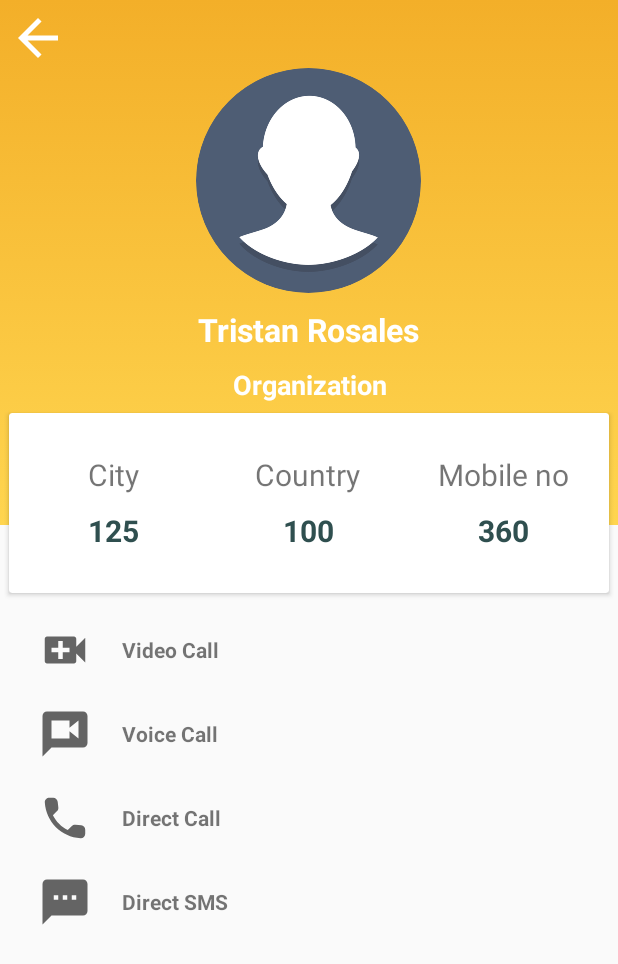
After one commit to gigamike/hackthehive2019, an Android app: the ViewOtherProfileActivity screen opened directly, with no data from a screen before it, on a phone screen of 412 x 824 dp. The commit adds this screen. Shown: the top 964 px of the screen. Run offline under Robolectric (Android 15) with nearby library versions, the phone set to English and light mode, and no system bars; our stand-ins replace CircleImageView.

Commit message:
profile other template

```diff
--- a/mobile/FreeBee/app/src/main/AndroidManifest.xml
+++ b/mobile/FreeBee/app/src/main/AndroidManifest.xml
@@ -71,7 +71,8 @@
         <activity
             android:name=".homescreen.views.activities.DialerActivity"
             android:label="@string/title_activity_dialer"
-            android:theme="@style/AppTheme"></activity>
+            android:theme="@style/AppTheme" />
+        <activity android:name=".homescreen.views.activities.ViewOtherProfileActivity"></activity>
     </application>
 
 </manifest>
--- a/mobile/FreeBee/app/src/main/java/com/gigabytes/freebee/homescreen/views/activities/ProfileActivity.java
+++ b/mobile/FreeBee/app/src/main/java/com/gigabytes/freebee/homescreen/views/activities/ProfileActivity.java
@@ -5,6 +5,7 @@ import android.content.Intent;
 import android.support.v7.app.AlertDialog;
 import android.support.v7.app.AppCompatActivity;
 import android.os.Bundle;
+import android.widget.ImageButton;
 import android.widget.ImageView;
 import android.widget.LinearLayout;
 import android.widget.TextView;
@@ -36,6 +37,7 @@ public class ProfileActivity extends AppCompatActivity {
     @InjectView(R.id.lblCity) TextView lblCity;
     @InjectView(R.id.lblCountry) TextView lblCountry;
     @InjectView(R.id.lblMobileNo) TextView lblMobileNo;
+    @InjectView(R.id.buttonBackbutton) ImageButton buttonBackbutton;
 
     private final String USER_LIVE_NOTIFICATION_SESSION_COLLECTION = "UserLiveNotificationSession";
 
@@ -88,6 +90,10 @@ public class ProfileActivity extends AppCompatActivity {
             lblMobileNo.setText(freeBeeApplication.mobileNumber);
         }
 
+        buttonBackbutton.setOnClickListener(v -> {
+            finish();
+        });
+
         btnBuyCredits.setOnClickListener(v -> {
             Intent creditsActivityIntent = new Intent(this, CreditsActivity.class);
             startActivity(creditsActivityIntent);
--- /dev/null
+++ b/mobile/FreeBee/app/src/main/java/com/gigabytes/freebee/homescreen/views/activities/ViewOtherProfileActivity.java
@@ -0,0 +1,15 @@
+package com.gigabytes.freebee.homescreen.views.activities;
+
+import android.support.v7.app.AppCompatActivity;
+import android.os.Bundle;
+
+import com.gigabytes.freebee.R;
+
+public class ViewOtherProfileActivity extends AppCompatActivity {
+
+    @Override
+    protected void onCreate(Bundle savedInstanceState) {
+        super.onCreate(savedInstanceState);
+        setContentView(R.layout.activity_view_other_profile);
+    }
+}
--- a/mobile/FreeBee/app/src/main/java/com/gigabytes/freebee/homescreen/views/adapters/ContactsListRecyclerViewAdapter.java
+++ b/mobile/FreeBee/app/src/main/java/com/gigabytes/freebee/homescreen/views/adapters/ContactsListRecyclerViewAdapter.java
@@ -80,6 +80,8 @@ public class ContactsListRecyclerViewAdapter extends RecyclerView.Adapter<Contac
         sb.append(contactsDO.getMiddlename());
         sb.append(" ");
         sb.append(contactsDO.getLastname());
+
+
 
         viewHolder.lblVolunteerName.setText(sb.toString());
         viewHolder.lblVolunteerOrganization.setText(contactsDO.getOrganization());
--- /dev/null
+++ b/mobile/FreeBee/app/src/main/res/drawable/baseline_arrow_back.xml
@@ -0,0 +1,10 @@
+<vector xmlns:android="http://schemas.android.com/apk/res/android"
+        android:width="40dp"
+        android:height="40dp"
+        android:viewportWidth="24.0"
+        android:viewportHeight="24.0"
+        android:tint="@color/colorWhite">
+    <path
+        android:fillColor="@android:color/white"
+        android:pathData="M20,11H7.83l5.59,-5.59L12,4l-8,8 8,8 1.41,-1.41L7.83,13H20v-2z"/>
+</vector>
--- /dev/null
+++ b/mobile/FreeBee/app/src/main/res/drawable/baseline_textsms.xml
@@ -0,0 +1,10 @@
+<vector xmlns:android="http://schemas.android.com/apk/res/android"
+        android:width="24dp"
+        android:height="24dp"
+        android:viewportWidth="24.0"
+        android:viewportHeight="24.0"
+        android:tint="?attr/colorControlNormal">
+    <path
+        android:fillColor="@android:color/white"
+        android:pathData="M20,2L4,2c-1.1,0 -1.99,0.9 -1.99,2L2,22l4,-4h14c1.1,0 2,-0.9 2,-2L22,4c0,-1.1 -0.9,-2 -2,-2zM9,11L7,11L7,9h2v2zM13,11h-2L11,9h2v2zM17,11h-2L15,9h2v2z"/>
+</vector>
--- /dev/null
+++ b/mobile/FreeBee/app/src/main/res/drawable/baseline_video_call.xml
@@ -0,0 +1,10 @@
+<vector xmlns:android="http://schemas.android.com/apk/res/android"
+        android:width="24dp"
+        android:height="24dp"
+        android:viewportWidth="24.0"
+        android:viewportHeight="24.0"
+        android:tint="?attr/colorControlNormal">
+    <path
+        android:fillColor="@android:color/white"
+        android:pathData="M17,10.5V7c0,-0.55 -0.45,-1 -1,-1H4c-0.55,0 -1,0.45 -1,1v10c0,0.55 0.45,1 1,1h12c0.55,0 1,-0.45 1,-1v-3.5l4,4v-11l-4,4zM14,13h-3v3H9v-3H6v-2h3V8h2v3h3v2z"/>
+</vector>
--- /dev/null
+++ b/mobile/FreeBee/app/src/main/res/drawable/baseline_voice_chat.xml
@@ -0,0 +1,10 @@
+<vector xmlns:android="http://schemas.android.com/apk/res/android"
+        android:width="24dp"
+        android:height="24dp"
+        android:viewportWidth="24.0"
+        android:viewportHeight="24.0"
+        android:tint="?attr/colorControlNormal">
+    <path
+        android:fillColor="@android:color/white"
+        android:pathData="M20,2L4,2c-1.1,0 -1.99,0.9 -1.99,2L2,22l4,-4h14c1.1,0 2,-0.9 2,-2L22,4c0,-1.1 -0.9,-2 -2,-2zM18,14l-4,-3.2L14,14L6,14L6,6h8v3.2L18,6v8z"/>
+</vector>
--- /dev/null
+++ b/mobile/FreeBee/app/src/main/res/drawable/ic_round_call_grey.xml
@@ -0,0 +1,10 @@
+<vector xmlns:android="http://schemas.android.com/apk/res/android"
+    android:width="24dp"
+    android:height="24dp"
+    android:viewportWidth="24.0"
+    android:viewportHeight="24.0"
+    android:tint="?attr/colorControlNormal">
+    <path
+        android:fillColor="@android:color/white"
+        android:pathData="M19.23,15.26l-2.54,-0.29c-0.61,-0.07 -1.21,0.14 -1.64,0.57l-1.84,1.84c-2.83,-1.44 -5.15,-3.75 -6.59,-6.59l1.85,-1.85c0.43,-0.43 0.64,-1.03 0.57,-1.64l-0.29,-2.52c-0.12,-1.01 -0.97,-1.77 -1.99,-1.77H5.03c-1.13,0 -2.07,0.94 -2,2.07 0.53,8.54 7.36,15.36 15.89,15.89 1.13,0.07 2.07,-0.87 2.07,-2v-1.73c0.01,-1.01 -0.75,-1.86 -1.76,-1.98z"/>
+</vector>
--- /dev/null
+++ b/mobile/FreeBee/app/src/main/res/layout/activity_view_other_profile.xml
@@ -0,0 +1,269 @@
+<?xml version="1.0" encoding="utf-8"?>
+<LinearLayout xmlns:android="http://schemas.android.com/apk/res/android"
+    xmlns:tools="http://schemas.android.com/tools"
+    android:layout_width="match_parent"
+    android:layout_height="match_parent"
+    tools:context=".homescreen.views.activities.ProfileActivity"
+    android:orientation="vertical">
+    <RelativeLayout
+        android:layout_width="match_parent"
+        android:layout_height="405dp">
+        <LinearLayout
+            android:background="@drawable/profile_background_gradient"
+            android:layout_width="match_parent"
+            android:layout_height="350dp"
+            android:orientation="vertical">
+
+            <ImageButton
+                android:id="@+id/buttonBackbutton"
+                android:layout_width="40dp"
+                android:layout_height="40dp"
+                android:layout_marginLeft="5dp"
+                android:layout_marginTop="5dp"
+                android:src="@drawable/baseline_arrow_back"
+                android:background="?android:attr/selectableItemBackground"
+                android:foreground="?android:attr/selectableItemBackground"/>
+
+            <de.hdodenhof.circleimageview.CircleImageView
+                android:id="@+id/imgProfilePic"
+                android:layout_width="150dp"
+                android:layout_height="150dp"
+                android:layout_gravity="center_horizontal"
+                android:src="@drawable/no_image" />
+
+            <TextView
+                android:id="@+id/lblFullname"
+                android:layout_marginTop="10dp"
+                android:layout_gravity="center_horizontal"
+                android:layout_width="wrap_content"
+                android:layout_height="wrap_content"
+                android:text="Tristan Rosales"
+                android:textColor="#fff"
+                android:textStyle="bold"
+                android:textSize="21sp"/>
+
+            <TextView
+                android:id="@+id/lblOrganization"
+                android:layout_width="match_parent"
+                android:layout_height="wrap_content"
+                android:layout_gravity="center_horizontal"
+                android:layout_marginTop="10dp"
+                android:text="Organization"
+                android:textColor="#fff"
+                android:textSize="18sp"
+                android:textStyle="bold"
+                android:gravity="center"/>
+        </LinearLayout>
+
+        <android.support.v7.widget.CardView
+            android:layout_width="400dp"
+            android:layout_height="120dp"
+            android:layout_centerHorizontal="true"
+            android:layout_marginTop="275dp"
+            android:visibility="visible">
+
+            <LinearLayout
+                android:layout_width="match_parent"
+                android:layout_height="match_parent"
+                android:orientation="horizontal"
+                android:padding="5dp"
+                android:weightSum="3">
+
+                <LinearLayout
+                    android:layout_width="0dp"
+                    android:layout_height="match_parent"
+                    android:layout_weight="1"
+                    android:gravity="center"
+                    android:orientation="vertical"
+                    android:visibility="visible">
+
+                    <TextView
+                        android:layout_width="wrap_content"
+                        android:layout_height="wrap_content"
+                        android:text="City"
+                        android:textSize="20sp" />
+
+                    <TextView
+                        android:id="@+id/lblCity"
+                        android:layout_width="wrap_content"
+                        android:layout_height="wrap_content"
+                        android:paddingTop="10dp"
+                        android:text="125"
+                        android:textColor="@color/startblue"
+                        android:textSize="20sp"
+                        android:textStyle="bold" />
+
+                </LinearLayout>
+
+
+                <LinearLayout
+                    android:layout_width="0dp"
+                    android:layout_height="match_parent"
+                    android:layout_weight="1"
+                    android:gravity="center"
+                    android:orientation="vertical">
+
+                    <TextView
+                        android:layout_width="wrap_content"
+                        android:layout_height="wrap_content"
+                        android:text="Country"
+                        android:textSize="20sp" />
+
+                    <TextView
+                        android:id="@+id/lblCountry"
+                        android:layout_width="wrap_content"
+                        android:layout_height="wrap_content"
+                        android:paddingTop="10dp"
+                        android:text="100"
+                        android:textColor="@color/startblue"
+                        android:textSize="20sp"
+                        android:textStyle="bold" />
+
+                </LinearLayout>
+
+                <LinearLayout
+                    android:layout_width="0dp"
+                    android:layout_height="match_parent"
+                    android:layout_weight="1"
+                    android:gravity="center"
+                    android:orientation="vertical"
+                    android:visibility="visible">
+
+                    <TextView
+                        android:layout_width="wrap_content"
+                        android:layout_height="wrap_content"
+                        android:text="Mobile no"
+                        android:textSize="20sp" />
+
+                    <TextView
+                        android:id="@+id/lblMobileNo"
+                        android:layout_width="wrap_content"
+                        android:layout_height="wrap_content"
+                        android:paddingTop="10dp"
+                        android:text="360"
+                        android:textColor="@color/startblue"
+                        android:textSize="20sp"
+                        android:textStyle="bold" />
+
+                </LinearLayout>
+
+            </LinearLayout>
+
+        </android.support.v7.widget.CardView>
+    </RelativeLayout>
+
+    <LinearLayout
+        android:layout_width="match_parent"
+        android:layout_height="wrap_content"
+        android:orientation="vertical"
+        android:layout_gravity="center">
+
+        <LinearLayout
+            android:id="@+id/btnVideoCall"
+            android:orientation="horizontal"
+            android:paddingTop="10dp"
+            android:paddingBottom="10dp"
+            android:paddingStart="25dp"
+            android:clickable="true"
+            android:focusable="true"
+            android:layout_width="match_parent"
+            android:layout_height="wrap_content"
+            >
+            <ImageView
+                android:layout_width="36dp"
+                android:layout_height="36dp"
+                android:src="@drawable/baseline_video_call"/>
+
+            <TextView
+                android:layout_width="wrap_content"
+                android:layout_height="wrap_content"
+                android:layout_gravity="center_vertical"
+                android:paddingLeft="20dp"
+                android:text="Video Call"
+                android:textStyle="bold" />
+        </LinearLayout>
+
+        <LinearLayout
+            android:id="@+id/btnVoiceCall"
+            android:orientation="horizontal"
+            android:paddingTop="10dp"
+            android:paddingBottom="10dp"
+            android:paddingStart="25dp"
+            android:clickable="true"
+            android:focusable="true"
+            android:layout_width="match_parent"
+            android:layout_height="wrap_content"
+            android:background="?android:attr/selectableItemBackground"
+            android:foreground="?android:attr/selectableItemBackground">
+            <ImageView
+                android:layout_width="36dp"
+                android:layout_height="36dp"
+                android:src="@drawable/baseline_voice_chat"/>
+
+            <TextView
+                android:layout_width="wrap_content"
+                android:layout_height="wrap_content"
+                android:layout_gravity="center_vertical"
+                android:paddingLeft="20dp"
+                android:text="Voice Call"
+                android:textStyle="bold" />
+        </LinearLayout>
+
+        <LinearLayout
+            android:id="@+id/btnDirectCall"
+            android:orientation="horizontal"
+            android:paddingTop="10dp"
+            android:paddingBottom="10dp"
+            android:paddingStart="25dp"
+            android:clickable="true"
+            android:focusable="true"
+            android:layout_width="match_parent"
+            android:layout_height="wrap_content"
+            android:background="?android:attr/selectableItemBackground"
+            android:foreground="?android:attr/selectableItemBackground">
+            <ImageView
+                android:layout_width="36dp"
+                android:layout_height="36dp"
+                android:src="@drawable/ic_round_call_grey"/>
+
+            <TextView
+                android:layout_width="wrap_content"
+
+                android:layout_height="wrap_content"
+                android:layout_gravity="center_vertical"
+                android:paddingLeft="20dp"
+                android:text="Direct Call"
+                android:textStyle="bold" />
+        </LinearLayout>
+
+        <LinearLayout
+            android:id="@+id/btnDirectSMS"
+            android:orientation="horizontal"
+            android:paddingTop="10dp"
+            android:paddingBottom="10dp"
+            android:paddingStart="25dp"
+            android:clickable="true"
+            android:focusable="true"
+            android:layout_width="match_parent"
+            android:layout_height="wrap_content"
+            android:background="?android:attr/selectableItemBackground"
+            android:foreground="?android:attr/selectableItemBackground">
+            <ImageView
+                android:layout_width="36dp"
+                android:layout_height="36dp"
+                android:src="@drawable/baseline_textsms"/>
+
+            <TextView
+                android:layout_width="wrap_content"
+
+                android:layout_height="wrap_content"
+                android:layout_gravity="center_vertical"
+                android:paddingLeft="20dp"
+                android:text="Direct SMS"
+                android:textStyle="bold" />
+        </LinearLayout>
+
+
+    </LinearLayout>
+
+</LinearLayout>
```
Also changed, not shown: mobile/FreeBee/app/src/main/res/drawable-v24/ic_round_call.xml (indentation only), 1028 other files.
